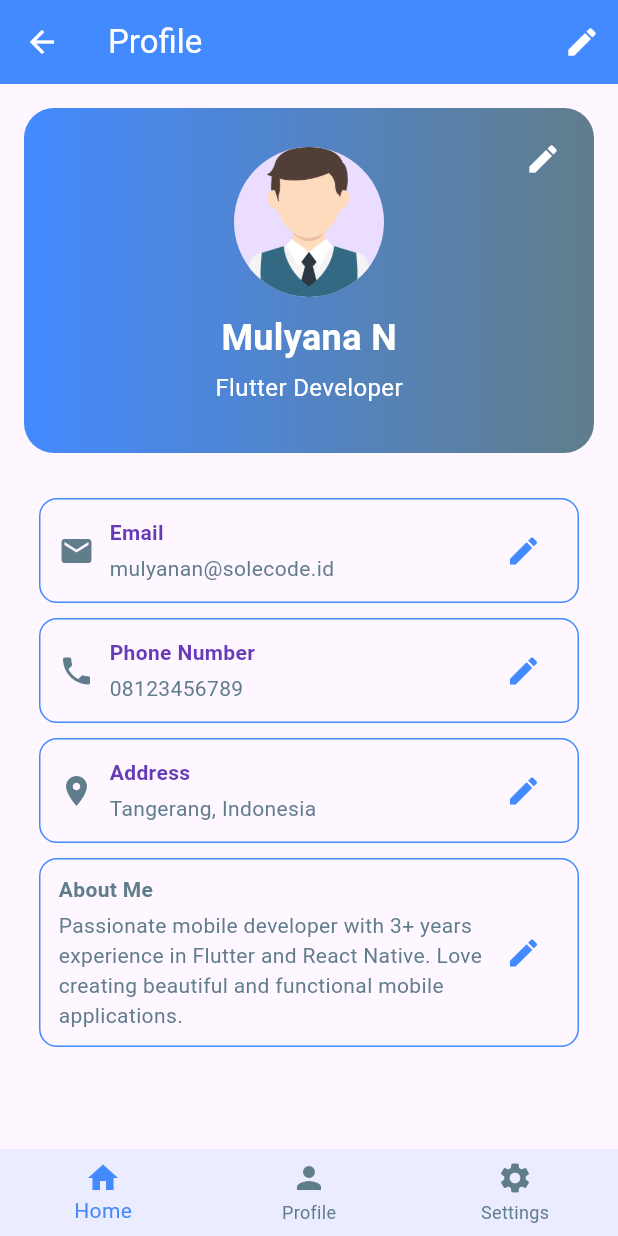
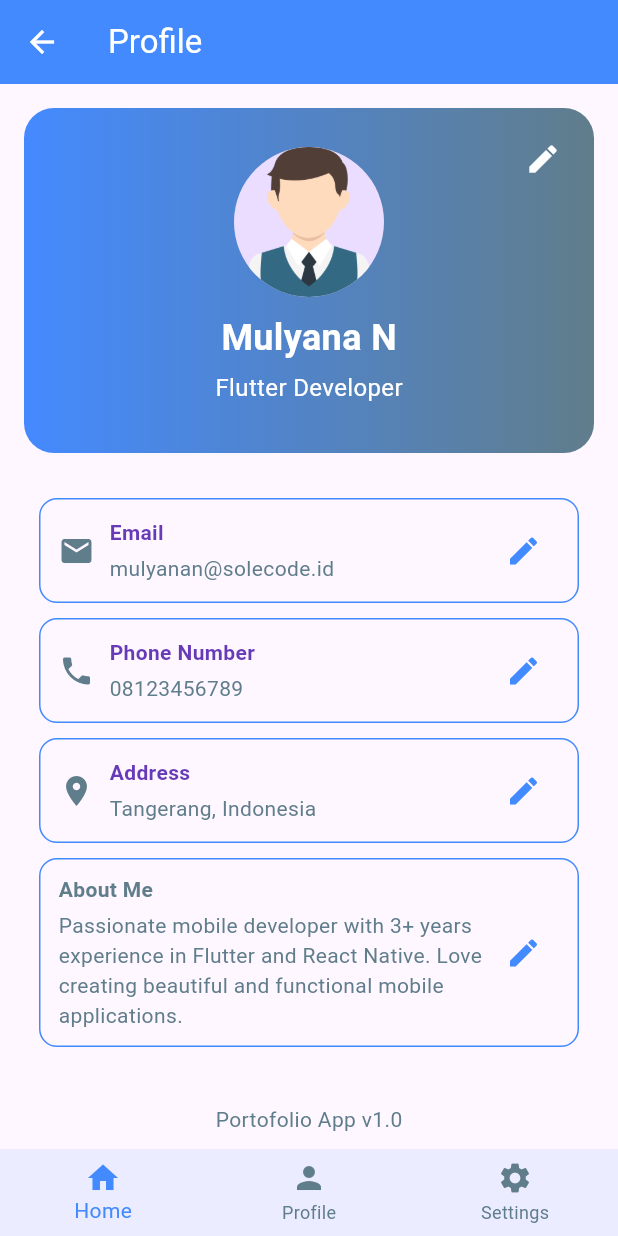
Before and after one commit to Myniv/my_portofolio_app, a Flutter app: the screen it shows after launch, on a phone screen of 412 x 824 dp. Run offline on Flutter 3.47's test engine with Material 3 defaults, Android fonts, the phone set to English and light mode, and no system bars.

Commit message:
Add footer and remove edit icon on the appbar

```diff
--- a/lib/bottom_navbar.dart
+++ b/lib/bottom_navbar.dart
@@ -5,7 +5,19 @@ class CustomBottomNavbar extends StatelessWidget {
 
   @override
   Widget build(BuildContext context) {
-    return Container(
+    return Column(
+      mainAxisSize: MainAxisSize.min, // important to keep it tight
+      children: [
+        Container(
+          padding: const EdgeInsets.symmetric(vertical: 10),
+          child: const Center(
+            child: Text(
+              'Portofolio App v1.0',
+              style: TextStyle(color: Colors.blueGrey),
+            ),
+          ),
+        ),
+        Container(
           decoration: BoxDecoration(
             color: Colors.blueAccent.withOpacity(0.1),
             // border: Border(top: BorderSide(color: Colors.purpleAccent, width: 2)),
@@ -17,13 +29,18 @@ class CustomBottomNavbar extends StatelessWidget {
             unselectedItemColor: Colors.blueGrey,
             items: const <BottomNavigationBarItem>[
               BottomNavigationBarItem(icon: Icon(Icons.home), label: 'Home'),
-          BottomNavigationBarItem(icon: Icon(Icons.person), label: 'Profile'),
+              BottomNavigationBarItem(
+                icon: Icon(Icons.person),
+                label: 'Profile',
+              ),
               BottomNavigationBarItem(
                 icon: Icon(Icons.settings),
                 label: 'Settings',
               ),
             ],
           ),
+        ),
+      ],
     );
   }
 }
--- a/lib/custom_appbar.dart
+++ b/lib/custom_appbar.dart
@@ -12,12 +12,12 @@ class CustomAppbar extends StatelessWidget implements PreferredSizeWidget {
         onPressed: () {},
       ),
       title: Text("Profile", style: TextStyle(color: Colors.white)),
-      actions: [
-        IconButton(
-          icon: Icon(Icons.edit, color: Colors.white),
-          onPressed: () {},
-        ),
-      ],
+      // actions: [
+      //   IconButton(
+      //     icon: Icon(Icons.edit, color: Colors.white),
+      //     onPressed: () {},
+      //   ),
+      // ],
     );
   }
 
```
Lines whose indentation alone changed are shown as unchanged.
